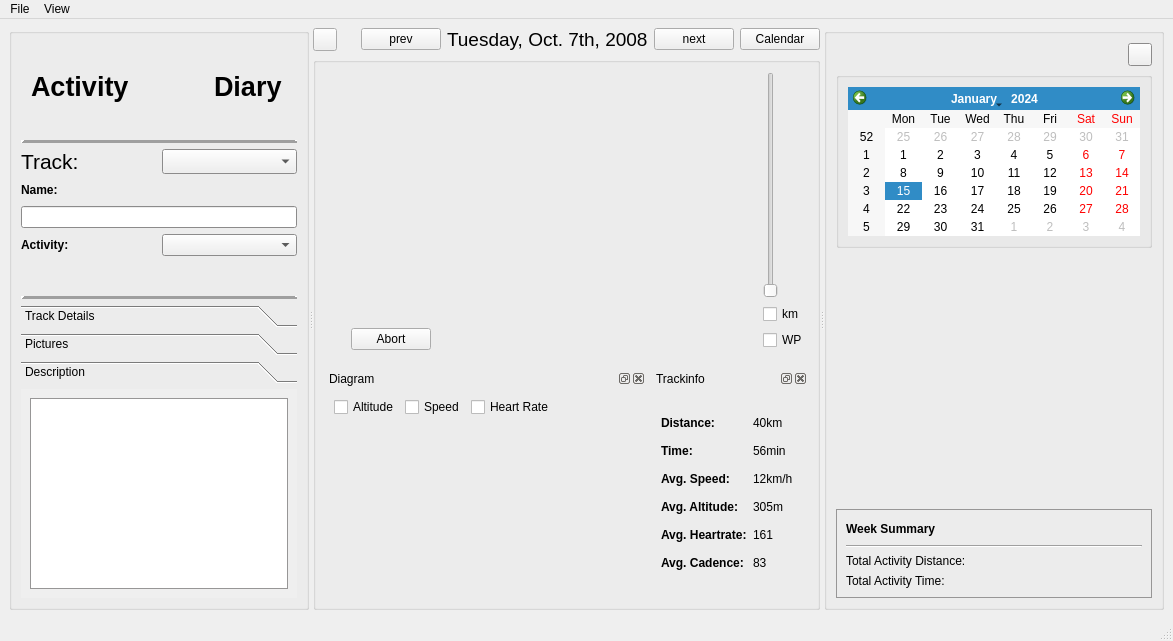
Old version of the form src/activitydiary.ui in the repository tpatzig/activitydiary.
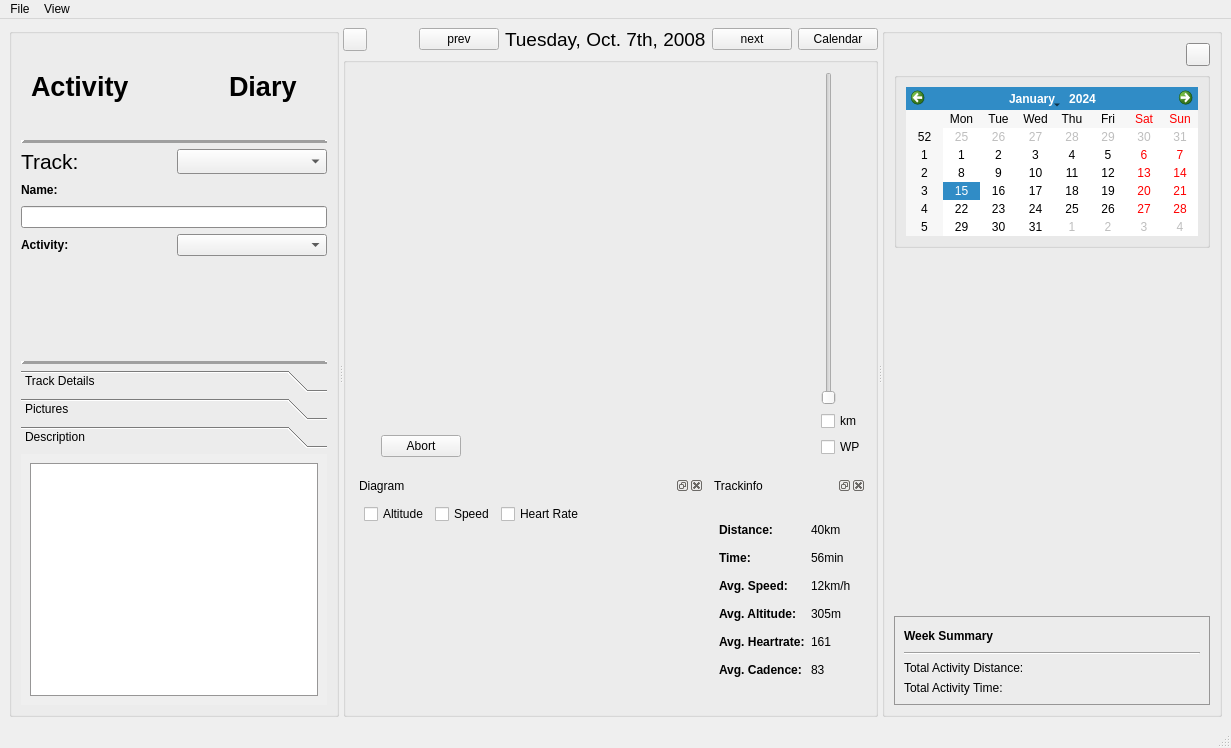
New version of the form. The open tabs and pages were chosen to show the change. Custom widgets are drawn as their Qt base class.

Commit message: do not install desktop file on osx

Patch:
```diff
--- a/src/activitydiary.ui
+++ b/src/activitydiary.ui
@@ -5,8 +5,8 @@
    <rect>
     <x>0</x>
     <y>0</y>
-    <width>1154</width>
-    <height>641</height>
+    <width>1231</width>
+    <height>748</height>
    </rect>
   </property>
   <property name="sizePolicy" >
@@ -38,7 +38,7 @@
         </property>
         <property name="minimumSize" >
          <size>
-          <width>300</width>
+          <width>330</width>
           <height>0</height>
          </size>
         </property>
@@ -433,7 +433,7 @@
            <property name="minimumSize" >
             <size>
              <width>0</width>
-             <height>291</height>
+             <height>335</height>
             </size>
            </property>
            <property name="currentIndex" >
@@ -808,8 +808,8 @@
              <rect>
               <x>0</x>
               <y>0</y>
-              <width>272</width>
-              <height>194</height>
+              <width>106</width>
+              <height>106</height>
              </rect>
             </property>
             <attribute name="label" >
@@ -836,8 +836,8 @@
                   <string>&lt;!DOCTYPE HTML PUBLIC "-//W3C//DTD HTML 4.0//EN" "http://www.w3.org/TR/REC-html40/strict.dtd">
 &lt;html>&lt;head>&lt;meta name="qrichtext" content="1" />&lt;style type="text/css">
 p, li { white-space: pre-wrap; }
-&lt;/style>&lt;/head>&lt;body style=" font-family:'Sans Serif'; font-size:10pt; font-weight:400; font-style:normal;">
-&lt;p style="-qt-paragraph-type:empty; margin-top:0px; margin-bottom:0px; margin-left:0px; margin-right:0px; -qt-block-indent:0; text-indent:0px;">&lt;/p>&lt;/body>&lt;/html></string>
+&lt;/style>&lt;/head>&lt;body style=" font-family:'Lucida Grande'; font-size:13pt; font-weight:400; font-style:normal;">
+&lt;p style="-qt-paragraph-type:empty; margin-top:0px; margin-bottom:0px; margin-left:0px; margin-right:0px; -qt-block-indent:0; text-indent:0px; font-family:'Sans Serif'; font-size:10pt;">&lt;/p>&lt;/body>&lt;/html></string>
                  </property>
                 </widget>
                </item>
@@ -1819,8 +1819,8 @@
     <rect>
      <x>0</x>
      <y>0</y>
-     <width>1154</width>
-     <height>25</height>
+     <width>1231</width>
+     <height>22</height>
     </rect>
    </property>
    <widget class="QMenu" name="menuFile" >
```
Left out of the diff: 8 changed lines with no effect on the pictures. The commit also changes 1 other file.
